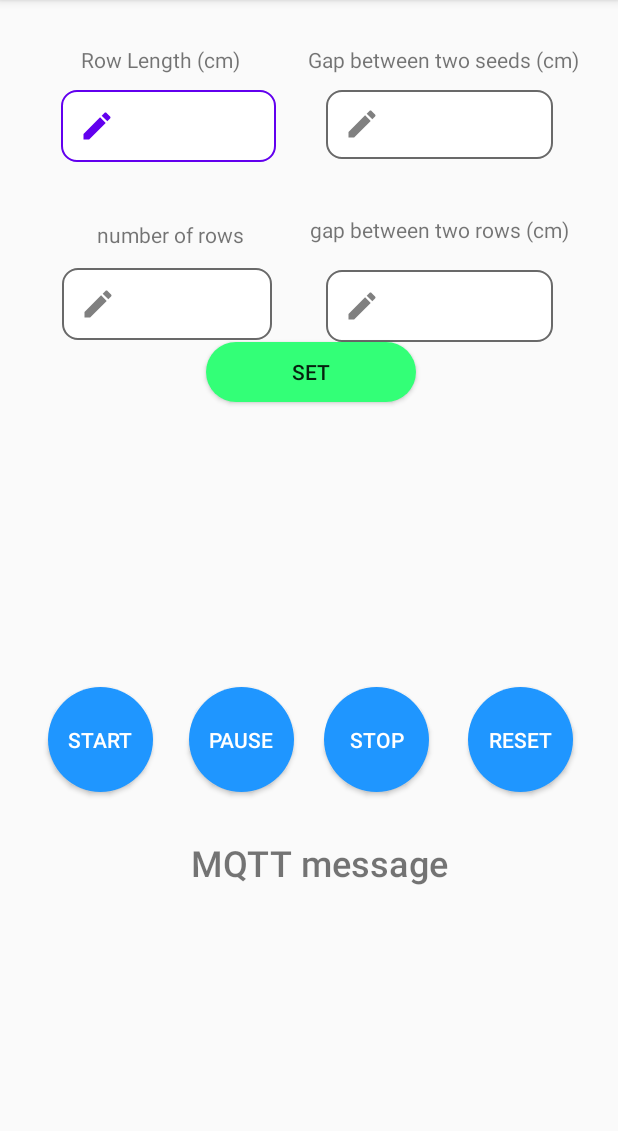
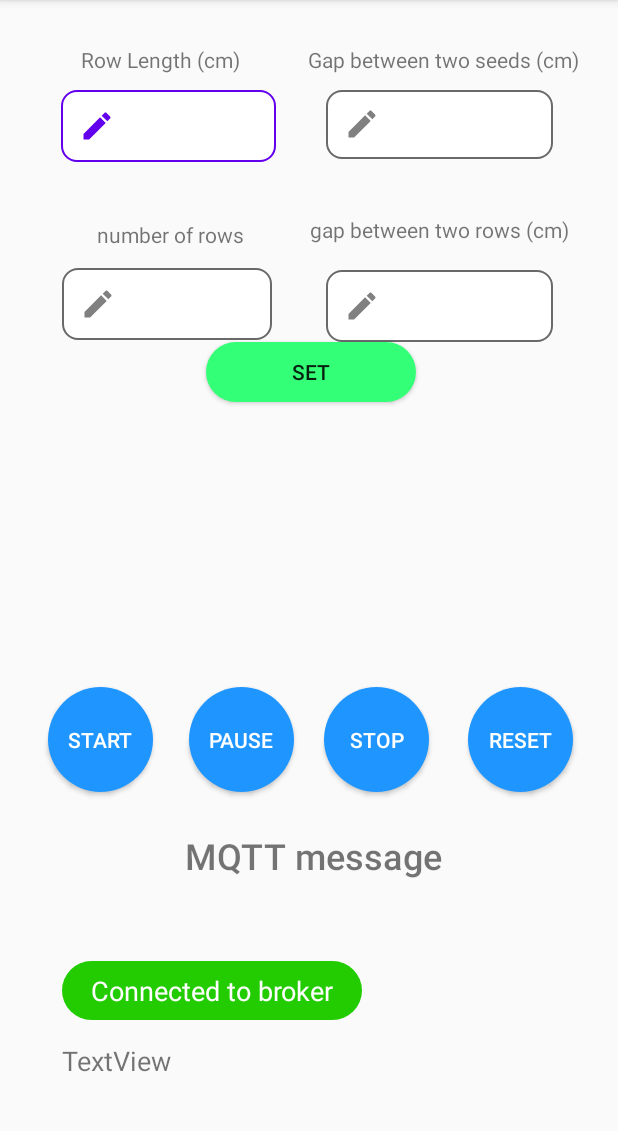
Before and after one commit to Nipun-Dew/AgriBot_mobile_app, an Android app: the MainActivity screen opened directly, with no data from a screen before it, on a phone screen of 412 x 824 dp, the part 84-1215 px from its top. Run offline under Robolectric (Android 15) with nearby library versions, the phone set to English and light mode, and no system bars; our stand-ins replace Firebase (no records; nobody signed in at launch, a user with empty details on screens opened directly); libraries missing offline, so code that uses them is left out: org.eclipse.paho; 9 statements that could not run were skipped.

Commit message:
MQTT broker connect, disconnect status showed using textview, decrease timeout to 3sec

```diff
--- a/app/src/main/java/com/example/agribot/MainActivity.java
+++ b/app/src/main/java/com/example/agribot/MainActivity.java
@@ -3,12 +3,14 @@ package com.example.agribot;
 import androidx.annotation.NonNull;
 import androidx.appcompat.app.AppCompatActivity;
 
+import android.annotation.SuppressLint;
 import android.content.Intent;
 import android.os.Bundle;
 import android.util.Log;
 import android.view.Menu;
 import android.view.MenuItem;
 import android.view.View;
+import android.widget.Button;
 import android.widget.EditText;
 import android.widget.TextView;
 import android.widget.Toast;
@@ -23,6 +25,7 @@ import com.google.firebase.database.ValueEventListener;
 import org.eclipse.paho.client.mqttv3.IMqttDeliveryToken;
 import org.eclipse.paho.client.mqttv3.MqttCallback;
 import org.eclipse.paho.client.mqttv3.MqttClient;
+import org.eclipse.paho.client.mqttv3.MqttConnectOptions;
 import org.eclipse.paho.client.mqttv3.MqttException;
 import org.eclipse.paho.client.mqttv3.MqttMessage;
 import org.eclipse.paho.client.mqttv3.persist.MemoryPersistence;
@@ -35,6 +38,8 @@ public class MainActivity extends AppCompatActivity implements MqttCallback {
     private final String topic = "test1";
     private MqttClient client;
     private FirebaseDatabase firebaseDatabase;
+    private TextView robotStat;
+    private Button reconnect;
 
     public void publishStartSignalToBroker(View view) {
         try {
@@ -113,15 +118,28 @@ public class MainActivity extends AppCompatActivity implements MqttCallback {
         }
     }
 
+    @SuppressLint("WrongConstant")
     private void subscribeToBroker() {
         try {
+            MqttConnectOptions extraOps = new MqttConnectOptions();
+            extraOps.setConnectionTimeout(3);
+            extraOps.setAutomaticReconnect(true);
+
             this.client = new MqttClient("tcp://192.168.1.4:1883", "AndroidThingSub", new MemoryPersistence());
             this.client.setCallback((MqttCallback) this);
-            this.client.connect();
+            this.client.connect(extraOps);
+            robotStat.setText(R.string.connectBroker);
+            robotStat.setBackgroundResource(R.drawable.ic_connected);
+            reconnect.setVisibility(View.INVISIBLE);
             this.client.subscribe(this.topic);
+
             Log.d(TAG, "connectionLost");
+
         } catch (MqttException e) {
             e.printStackTrace();
+            robotStat.setText(R.string.notConnect);
+            robotStat.setBackgroundResource(R.drawable.ic_disconnected);
+            Toast.makeText(MainActivity.this, "Connection Timeout!!!", Toast.LENGTH_SHORT).show();
         }
     }
 
@@ -149,6 +167,17 @@ public class MainActivity extends AppCompatActivity implements MqttCallback {
     protected void onCreate(Bundle savedInstanceState) {
         super.onCreate(savedInstanceState);
         setContentView(R.layout.activity_main);
+
+        robotStat = findViewById(R.id.textViewBrokerStat);
+        reconnect = findViewById(R.id.buttonReconnect);
+        reconnect.setOnClickListener(new View.OnClickListener() {
+            @Override
+            public void onClick(View v) {
+                subscribeToBroker();
+            }
+        });
+        //robotStat.setText(R.string.notConnect);
+        //robotStat.setBackgroundResource(R.);
 
         getProductID();
 
--- /dev/null
+++ b/app/src/main/res/drawable/ic_connected.xml
@@ -0,0 +1,11 @@
+<?xml version="1.0" encoding="utf-8"?>
+<selector xmlns:android="http://schemas.android.com/apk/res/android">
+
+    <item>
+        <shape>
+            <solid android:color="#22CC00" />
+            <corners android:radius="39dp" />
+        </shape>
+    </item>
+
+</selector>
--- /dev/null
+++ b/app/src/main/res/drawable/ic_disconnected.xml
@@ -0,0 +1,11 @@
+<?xml version="1.0" encoding="utf-8"?>
+<selector xmlns:android="http://schemas.android.com/apk/res/android">
+
+    <item>
+        <shape>
+            <solid android:color="#FF2A00" />
+            <corners android:radius="39dp" />
+        </shape>
+    </item>
+
+</selector>
--- a/app/src/main/res/layout/activity_main.xml
+++ b/app/src/main/res/layout/activity_main.xml
@@ -8,16 +8,16 @@
 
     <TextView
         android:id="@+id/textViewMsg"
-        android:layout_width="221dp"
-        android:layout_height="69dp"
-        android:layout_marginBottom="140dp"
+        android:layout_width="207dp"
+        android:layout_height="54dp"
+        android:layout_marginBottom="160dp"
         android:fontFamily="sans-serif-medium"
         android:text="@string/mqtt_message"
         android:textAlignment="center"
         android:textSize="24sp"
         app:layout_constraintBottom_toBottomOf="parent"
         app:layout_constraintEnd_toEndOf="parent"
-        app:layout_constraintHorizontal_bias="0.536"
+        app:layout_constraintHorizontal_bias="0.514"
         app:layout_constraintStart_toStartOf="parent"
         tools:ignore="HardcodedText" />
 
@@ -208,4 +208,48 @@
         app:layout_constraintTop_toBottomOf="@+id/editText2"
         app:layout_constraintVertical_bias="0.685" />
 
+    <TextView
+        android:id="@+id/textViewBrokerStat"
+        android:layout_width="200dp"
+        android:layout_height="39dp"
+        android:layout_marginBottom="88dp"
+        android:drawablePadding="8dp"
+        android:paddingTop="7dp"
+        android:text=""
+        android:textAlignment="center"
+        android:textColor="@android:color/white"
+        android:textSize="18sp"
+        app:layout_constraintBottom_toBottomOf="parent"
+        app:layout_constraintEnd_toEndOf="parent"
+        app:layout_constraintHorizontal_bias="0.194"
+        app:layout_constraintStart_toStartOf="parent" />
+
+    <TextView
+        android:id="@+id/textViewDeviceStat"
+        android:layout_width="201dp"
+        android:layout_height="39dp"
+        android:text="TextView"
+        android:textSize="18sp"
+        app:layout_constraintBottom_toBottomOf="parent"
+        app:layout_constraintEnd_toEndOf="parent"
+        app:layout_constraintHorizontal_bias="0.195"
+        app:layout_constraintStart_toStartOf="parent"
+        app:layout_constraintTop_toBottomOf="@+id/textViewBrokerStat"
+        app:layout_constraintVertical_bias="0.306" />
+
+    <Button
+        android:id="@+id/buttonReconnect"
+        android:layout_width="67dp"
+        android:layout_height="35dp"
+        android:layout_marginBottom="88dp"
+        android:background="@drawable/custom_control_btn"
+        android:text="@string/connect"
+        android:textColor="@android:color/white"
+        android:textSize="10sp"
+        app:layout_constraintBottom_toBottomOf="parent"
+        app:layout_constraintEnd_toEndOf="parent"
+        app:layout_constraintHorizontal_bias="0.473"
+        app:layout_constraintStart_toEndOf="@+id/textViewBrokerStat"
+        tools:ignore="SmallSp" />
+
 </androidx.constraintlayout.widget.ConstraintLayout>
--- a/app/src/main/res/values/strings.xml
+++ b/app/src/main/res/values/strings.xml
@@ -35,4 +35,7 @@
     <string name="imei">IMEI</string>
     <string name="close">Close</string>
     <string name="versionData">AgriBot version 1.0.0</string>
+    <string name="notConnect">Not Connected</string>
+    <string name="connectBroker">Connected to broker</string>
+    <string name="connect">CONNECT</string>
 </resources>
```
